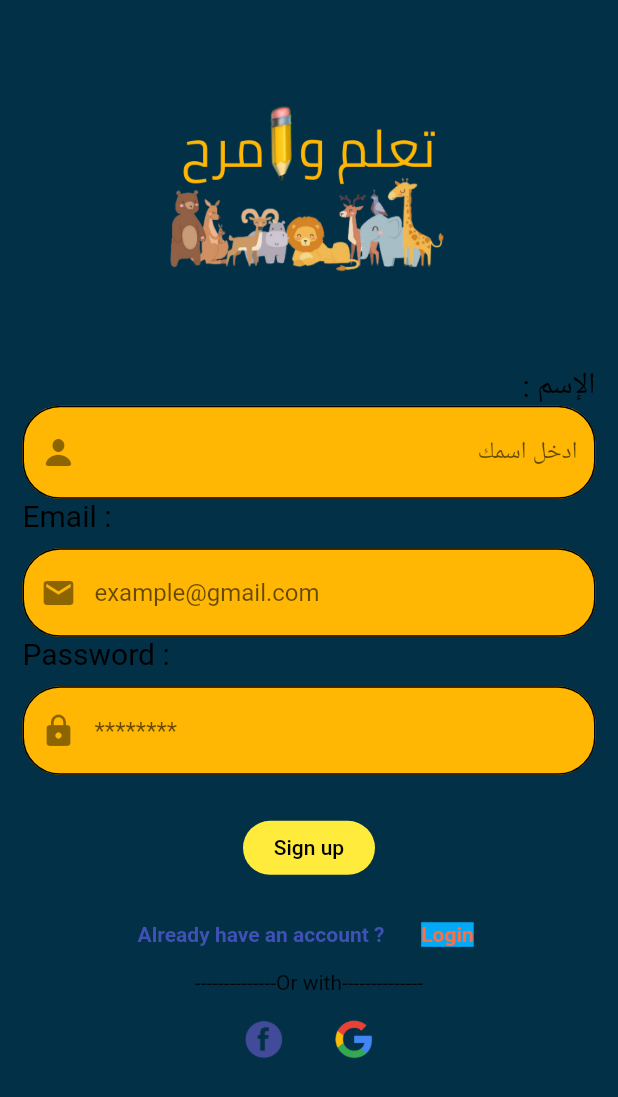
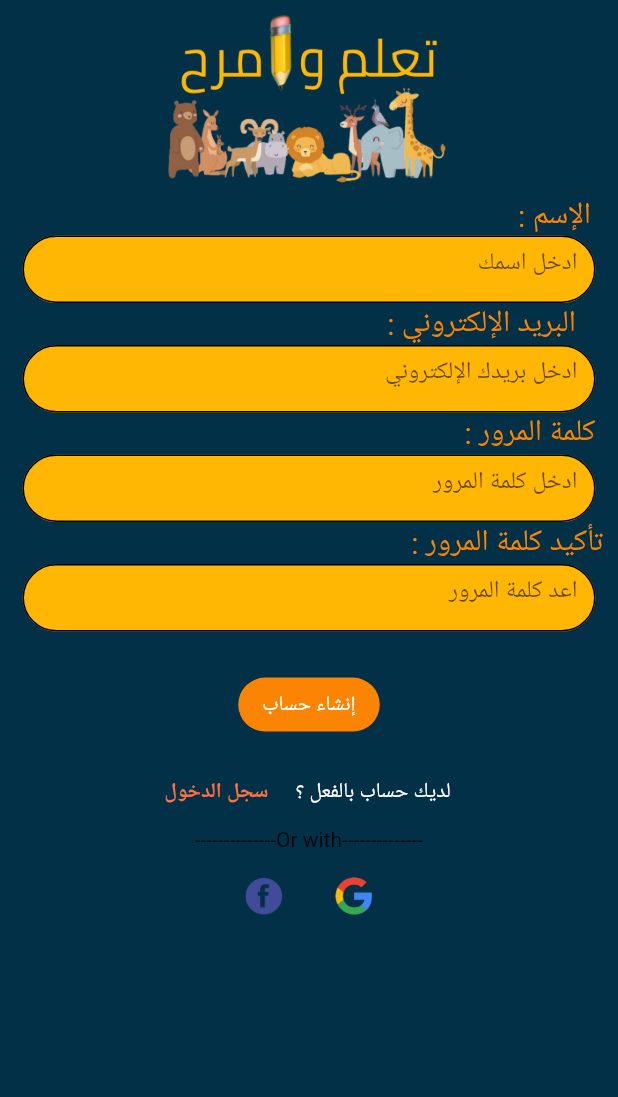
Before and after one commit to PredatoryEagle/ta3alam_imrah, a Flutter app: the screen it shows after launch, on a phone screen of 412 x 824 dp. Shown: the top 1097 px of the screen. Run offline on Flutter 3.47's test engine with Material 2 defaults, Android fonts, the phone set to English and light mode, and no system bars; our stand-ins replace google_fonts; Roboto replaces fonts that are missing (Cairo).

Commit message:
Finishing signup screen

```diff
--- a/lib/Screens/signup_screen.dart
+++ b/lib/Screens/signup_screen.dart
@@ -17,96 +17,125 @@ class SignUpScreen extends StatelessWidget {
     return Scaffold(
       backgroundColor: KMaincolor,
       body: SingleChildScrollView(
-        child: Padding(
-          padding: const EdgeInsets.only(top: 25.0),
         child: Container(
           height: heightScreen,
           width: widthScreen,
           child: ListView(
             children: [
+              Stack(
+                children: [
                   Column(
                     children: [
                       Image(
-                      height: 200,
-                      width: 200,
+                        height: 130,
+                        width: 270,
                         image: AssetImage(
                           'lib/Images/logo_ta3alamwamra7.png',
                         ),
                       ),
-                    SizedBox(
-                      height: 3.5,
-                    ),
-                    SizedBox(
-                      height: 15.0,
-                    ),
                       Padding(
-                      padding: const EdgeInsets.symmetric(horizontal: 15.0),
+                        padding: EdgeInsets.symmetric(horizontal: 18.0),
                         child: Container(
                           alignment: Alignment.topRight,
                           width: MediaQuery.of(context).size.width,
                           child: Text(
                             ': الإسم',
                             style: TextStyle(
-                            color: Colors.black,
+                              color: KButtoncolor,
                               fontSize: 20.0,
+                              fontFamily: GoogleFonts.cairo().fontFamily,
                             ),
                           ),
                         ),
                       ),
                       Padding(
-                      padding: const EdgeInsets.symmetric(horizontal: 15.0),
+                        padding: EdgeInsets.symmetric(horizontal: 15.0),
+                        child: Container(
+                          height: 45,
                           child: CustomeTextField(
-                        isArabic: true,
                             hint: 'ادخل اسمك',
-                        icon: CupertinoIcons.person_solid,
+                          ),
+                        ),
+                      ),
+                      Padding(
+                        padding: EdgeInsets.symmetric(horizontal: 28.0),
+                        child: Container(
+                          alignment: Alignment.topRight,
+                          width: widthScreen,
+                          child: Text(
+                            ': البريد الإلكتروني',
+                            style: TextStyle(
+                              color: KButtoncolor,
+                              fontSize: 20.0,
+                              fontFamily: GoogleFonts.cairo().fontFamily,
+                            ),
+                          ),
+                        ),
+                      ),
+                      SizedBox(
+                        height: 1,
+                      ),
+                      Padding(
+                        padding: EdgeInsets.symmetric(horizontal: 15.0),
+                        child: Container(
+                          height: 45,
+                          child: CustomeTextField(
+                            hint: 'ادخل بريدك الإلكتروني',
+                          ),
                         ),
                       ),
                       Padding(
                         padding: const EdgeInsets.symmetric(horizontal: 15.0),
                         child: Container(
+                          alignment: Alignment.topRight,
                           width: widthScreen,
                           child: Text(
-                          'Email :',
+                            ': كلمة المرور',
                             style: TextStyle(
-                            color: Colors.black,
+                              color: KButtoncolor,
                               fontSize: 20.0,
+                              fontFamily: GoogleFonts.cairo().fontFamily,
                             ),
                           ),
                         ),
                       ),
                       SizedBox(
-                      height: 10.0,
-                    ),
-                    Padding(
-                      padding: const EdgeInsets.symmetric(horizontal: 15.0),
-                      child: CustomeTextField(
-                        isArabic: false,
-                        hint: 'example@gmail.com',
-                        icon: Icons.email,
-                      ),
+                        height: 1,
                       ),
                       Padding(
                         padding: const EdgeInsets.symmetric(horizontal: 15.0),
                         child: Container(
+                          height: 45,
+                          child: CustomeTextField(
+                            hint: 'ادخل كلمة المرور',
+                          ),
+                        ),
+                      ),
+                      Padding(
+                        padding: const EdgeInsets.symmetric(horizontal: 10.0),
+                        child: Container(
+                          alignment: Alignment.topRight,
                           width: widthScreen,
                           child: Text(
-                          'Password :',
+                            ': تأكيد كلمة المرور',
                             style: TextStyle(
-                            color: Colors.black,
+                              color: KButtoncolor,
                               fontSize: 20.0,
+                              fontFamily: GoogleFonts.cairo().fontFamily,
                             ),
                           ),
                         ),
                       ),
                       SizedBox(
-                      height: 10.0,
+                        height: 1,
                       ),
                       Padding(
                         padding: const EdgeInsets.symmetric(horizontal: 15.0),
+                        child: Container(
+                          height: 45,
                           child: CustomeTextField(
-                        isArabic: false,
-                        hint: '********',
-                        icon: Icons.lock,
+                            hint: 'اعد كلمة المرور',
+                          ),
                         ),
                       ),
                       SizedBox(
@@ -115,14 +144,17 @@ class SignUpScreen extends StatelessWidget {
                       FlatButton(
                         onPressed: () {},
                         child: Text(
-                        'Sign up',
-                        style: TextStyle(),
+                          'إنشاء حساب',
+                          style: TextStyle(
+                            color: Colors.white,
+                            fontFamily: GoogleFonts.cairo().fontFamily,
+                          ),
                         ),
                         shape: RoundedRectangleBorder(
                           borderRadius: BorderRadius.circular(25.0),
                         ),
-                      color: Colors.yellow,
-                      textColor: Colors.black,
+                        color: KButtoncolor,
+                        textColor: Colors.white,
                       ),
                       SizedBox(
                         height: 10,
@@ -130,16 +162,6 @@ class SignUpScreen extends StatelessWidget {
                       Row(
                         mainAxisAlignment: MainAxisAlignment.center,
                         children: [
-                        Padding(
-                          padding: const EdgeInsets.symmetric(horizontal: 10.0),
-                          child: Text(
-                            'Already have an account ?',
-                            style: TextStyle(
-                              color: Colors.indigo,
-                              fontWeight: FontWeight.bold,
-                            ),
-                          ),
-                        ),
                           TextButton(
                             onPressed: () {
                               Navigator.pushNamed(
@@ -148,14 +170,25 @@ class SignUpScreen extends StatelessWidget {
                               );
                             },
                             child: Text(
-                            'Login',
+                              'سجل الدخول',
                               style: TextStyle(
                                 color: Colors.deepOrangeAccent,
                                 fontWeight: FontWeight.bold,
-                              backgroundColor: Colors.lightBlue,
+                                fontFamily: GoogleFonts.cairo().fontFamily,
                               ),
                             ),
-                        )
+                          ),
+                          Padding(
+                            padding:
+                                const EdgeInsets.symmetric(horizontal: 10.0),
+                            child: Text(
+                              'لديك حساب بالفعل ؟',
+                              style: TextStyle(
+                                color: Colors.white,
+                                fontFamily: GoogleFonts.cairo().fontFamily,
+                              ),
+                            ),
+                          ),
                         ],
                       ),
                       Text(
@@ -184,6 +217,7 @@ class SignUpScreen extends StatelessWidget {
                   ),
                 ],
               ),
+            ],
           ),
         ),
       ),
--- a/lib/Widgets/customeTextField.dart
+++ b/lib/Widgets/customeTextField.dart
@@ -1,26 +1,23 @@
 import 'package:flutter/material.dart';
+import 'package:google_fonts/google_fonts.dart';
 import 'package:ta3alam_imrah/constants/constants.dart';
 
 class CustomeTextField extends StatelessWidget {
   final String hint;
-  final IconData icon;
-  final bool isArabic;
   CustomeTextField({
     Key? key,
     required this.hint,
-    required this.icon,
-    required this.isArabic,
   }) : super(key: key);
 
   @override
   Widget build(BuildContext context) {
     return TextField(
-      textDirection: isArabic ? TextDirection.rtl : TextDirection.ltr,
+      textDirection: TextDirection.rtl,
       decoration: InputDecoration(
-        hintTextDirection: isArabic ? TextDirection.rtl : TextDirection.ltr,
-        prefixIcon: Icon(
-          icon,
+        hintStyle: TextStyle(
+          fontFamily: GoogleFonts.cairo().fontFamily,
         ),
+        hintTextDirection: TextDirection.rtl,
         filled: true,
         fillColor: KTextFieldcolor,
         enabledBorder: OutlineInputBorder(
--- a/lib/constants/constants.dart
+++ b/lib/constants/constants.dart
@@ -4,6 +4,3 @@ const Color KMaincolor = Color(0xff023047);
 
 const Color KTextFieldcolor = Color(0xffFFB703);
 const Color KButtoncolor = Color(0xffFB8402);
-
-
-// changesssssssssss
```
Also changed, not shown: lib/Screens/login_screen.dart (+59 -67 lines). Lines whose indentation alone changed are shown as unchanged.
